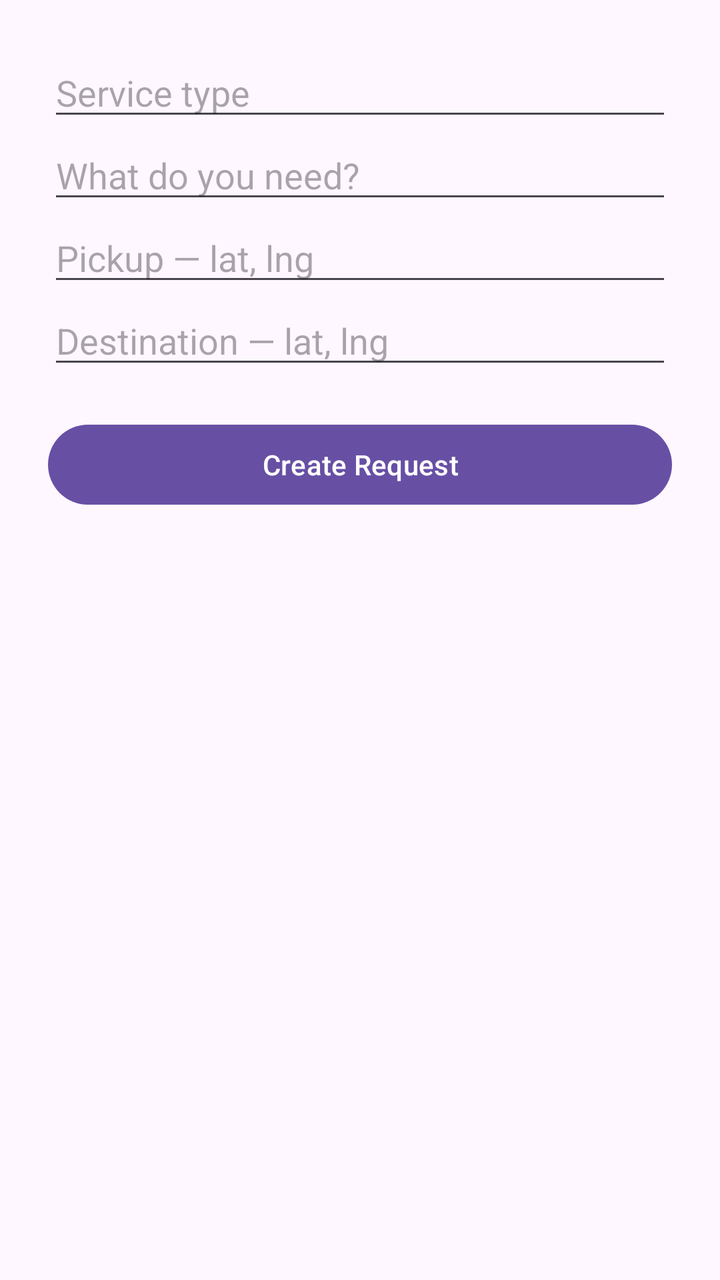
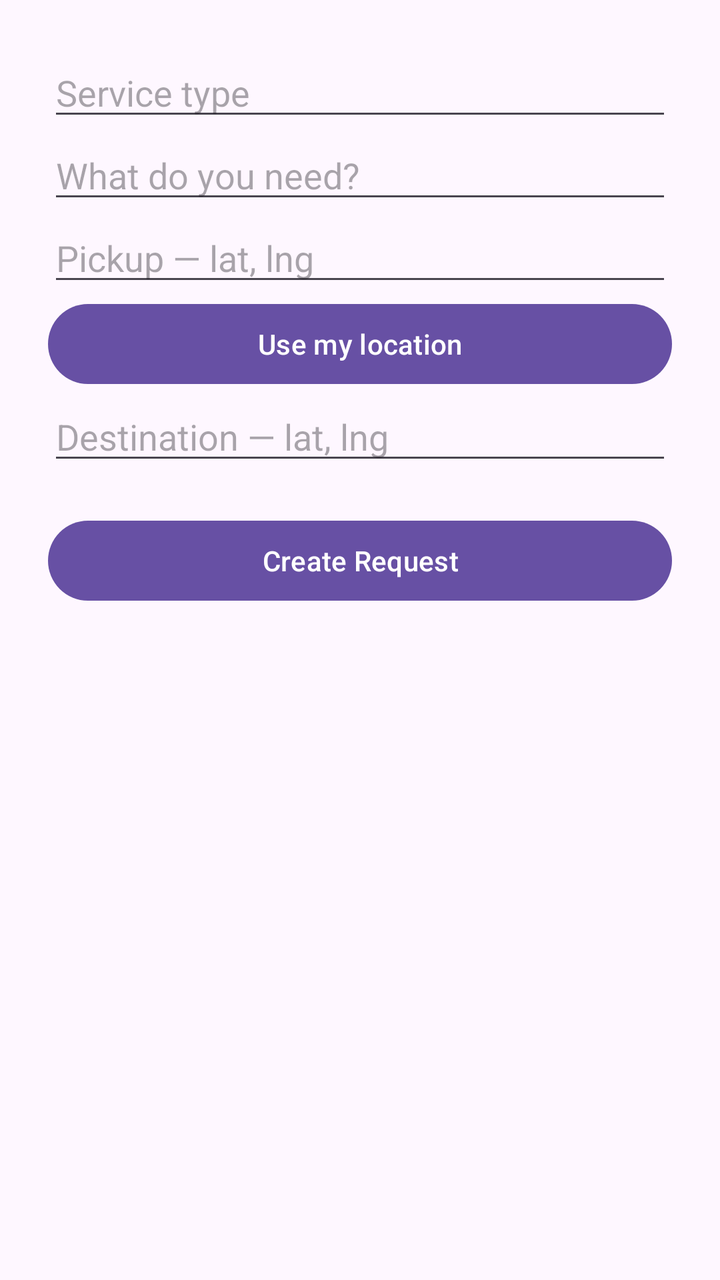

An Android layout rendered at two revisions. The XML below is the earlier revision; the diff shows what the commit changed to produce the second picture.
<!-- AndroidManifest.xml: application theme Theme.MyAssist -->
<!-- res/layout/activity_create_request.xml -->
<ScrollView xmlns:android="http://schemas.android.com/apk/res/android" android:layout_width="match_parent" android:layout_height="match_parent"><LinearLayout android:padding="24dp" android:orientation="vertical" android:layout_width="match_parent" android:layout_height="wrap_content"><EditText android:id="@+id/etService" android:hint="Service type" android:layout_width="match_parent" android:layout_height="wrap_content"/><EditText android:id="@+id/etDesc" android:hint="What do you need?" android:layout_width="match_parent" android:layout_height="wrap_content"/><EditText android:id="@+id/etPickup" android:hint="Pickup — lat, lng" android:layout_width="match_parent" android:layout_height="wrap_content"/><EditText android:id="@+id/etDest" android:hint="Destination — lat, lng" android:layout_width="match_parent" android:layout_height="wrap_content"/><TextView android:id="@+id/tvError" android:layout_width="match_parent" android:layout_height="wrap_content"/><ProgressBar android:id="@+id/progress" android:visibility="gone" android:layout_width="wrap_content" android:layout_height="wrap_content"/><Button android:id="@+id/btnSubmit" android:text="Create Request" android:layout_width="match_parent" android:layout_height="wrap_content"/></LinearLayout></ScrollView>
<!-- resources referenced by this layout -->
<resources>
  <style name="Theme.MyAssist" parent="Theme.Material3.DayNight.NoActionBar" />
</resources>

<!-- the commit's change to res/layout/activity_create_request.xml (unified diff, before → after) -->
@@ -1 +1 @@
-<ScrollView xmlns:android="http://schemas.android.com/apk/res/android" android:layout_width="match_parent" android:layout_height="match_parent"><LinearLayout android:padding="24dp" android:orientation="vertical" android:layout_width="match_parent" android:layout_height="wrap_content"><EditText android:id="@+id/etService" android:hint="Service type" android:layout_width="match_parent" android:layout_height="wrap_content"/><EditText android:id="@+id/etDesc" android:hint="What do you need?" android:layout_width="match_parent" android:layout_height="wrap_content"/><EditText android:id="@+id/etPickup" android:hint="Pickup — lat, lng" android:layout_width="match_parent" android:layout_height="wrap_content"/><EditText android:id="@+id/etDest" android:hint="Destination — lat, lng" android:layout_width="match_parent" android:layout_height="wrap_content"/><TextView android:id="@+id/tvError" android:layout_width="match_parent" android:layout_height="wrap_content"/><ProgressBar android:id="@+id/progress" android:visibility="gone" android:layout_width="wrap_content" android:layout_height="wrap_content"/><Button android:id="@+id/btnSubmit" android:text="Create Request" android:layout_width="match_parent" android:layout_height="wrap_content"/></LinearLayout></ScrollView>
+<ScrollView xmlns:android="http://schemas.android.com/apk/res/android" android:layout_width="match_parent" android:layout_height="match_parent"><LinearLayout android:padding="24dp" android:orientation="vertical" android:layout_width="match_parent" android:layout_height="wrap_content"><EditText android:id="@+id/etService" android:hint="Service type" android:layout_width="match_parent" android:layout_height="wrap_content"/><EditText android:id="@+id/etDesc" android:hint="What do you need?" android:layout_width="match_parent" android:layout_height="wrap_content"/><EditText android:id="@+id/etPickup" android:hint="Pickup — lat, lng" android:layout_width="match_parent" android:layout_height="wrap_content"/><Button android:id="@+id/btnGps" android:text="Use my location" android:layout_width="match_parent" android:layout_height="wrap_content"/><EditText android:id="@+id/etDest" android:hint="Destination — lat, lng" android:layout_width="match_parent" android:layout_height="wrap_content"/><TextView android:id="@+id/tvError" android:layout_width="match_parent" android:layout_height="wrap_content"/><ProgressBar android:id="@+id/progress" android:visibility="gone" android:layout_width="wrap_content" android:layout_height="wrap_content"/><Button android:id="@+id/btnSubmit" android:text="Create Request" android:layout_width="match_parent" android:layout_height="wrap_content"/></LinearLayout></ScrollView>
